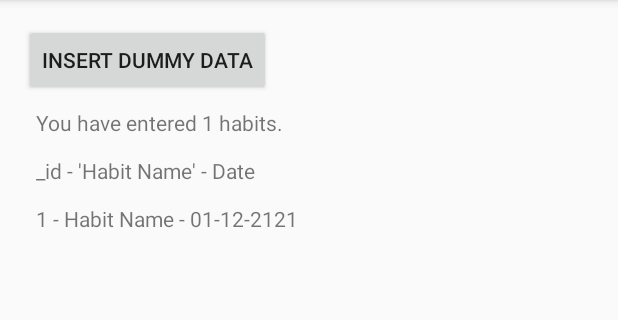
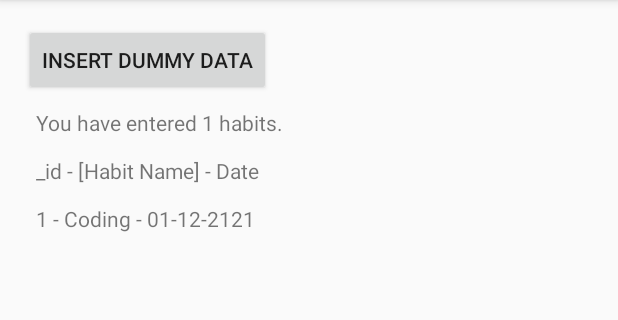
Before and after one commit to GauthamRajesh/Project9-HabitTracker, an Android app: the screen it shows after launch (MainActivity), after a tap on "INSERT DUMMY DATA", on a phone screen of 412 x 824 dp, the part 84-404 px from its top. Run offline under Robolectric (Android 15) with nearby library versions, the phone set to English and light mode, and no system bars.

Commit message:
Add files via upload

```diff
--- a/Project9-HabitTracker/app/src/main/java/com/example/android/habittracker/MainActivity.java
+++ b/Project9-HabitTracker/app/src/main/java/com/example/android/habittracker/MainActivity.java
@@ -53,7 +53,8 @@ public class MainActivity extends AppCompatActivity {
                     HabitContract.HabitEntry.COLUMN_HABIT_NAME +
                     " - " + HabitContract.HabitEntry.COLUMN_DATE + " \n");
             int idColumnIndex = cursor.getColumnIndex(HabitContract.HabitEntry._ID);
-            int nameColumnIndex = cursor.getColumnIndex(HabitContract.HabitEntry.COLUMN_HABIT_NAME);
+            String COLUMN_HABIT_NAME_NQ ="Habit Name";
+            int nameColumnIndex = cursor.getColumnIndex(COLUMN_HABIT_NAME_NQ);
             int dateColumnIndex = cursor.getColumnIndex(HabitContract.HabitEntry.COLUMN_DATE);
             while (cursor.moveToNext()) {
                 int currentID = cursor.getInt(idColumnIndex);
--- a/Project9-HabitTracker/app/src/main/java/com/example/android/habittracker/data/HabitContract.java
+++ b/Project9-HabitTracker/app/src/main/java/com/example/android/habittracker/data/HabitContract.java
@@ -7,7 +7,7 @@ public final class HabitContract {
     public static final class HabitEntry implements BaseColumns {
         public final static String TABLE_NAME = "habits";
         public final static String _ID = BaseColumns._ID;
-        public final static String COLUMN_HABIT_NAME ="\'Habit Name\'";
+        public final static String COLUMN_HABIT_NAME ="[Habit Name]";
         public final static String COLUMN_DATE = "Date";
     }
 }
```
Also changed, not shown: 1 other file.
